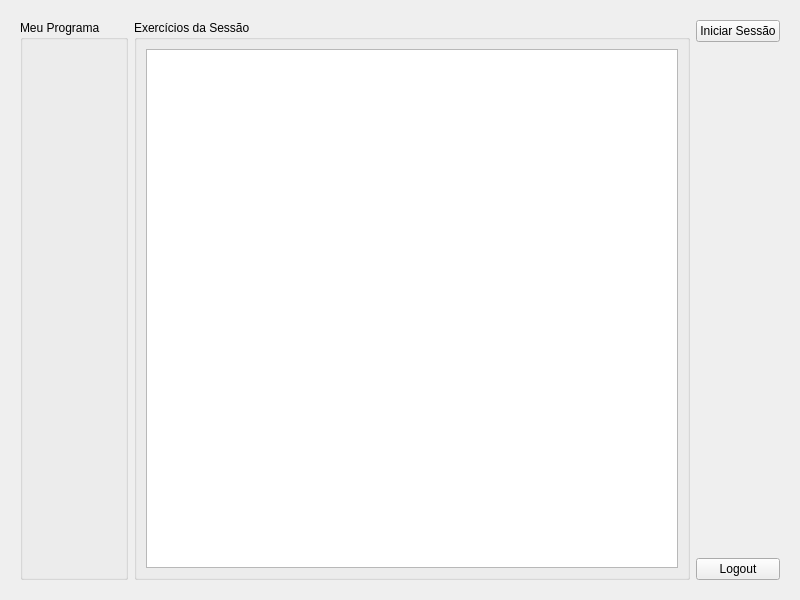
Before: the Qt Designer form ClienteWindow.ui in luizafcamerini/ModelagemSoftware, drawn with Qt 5.
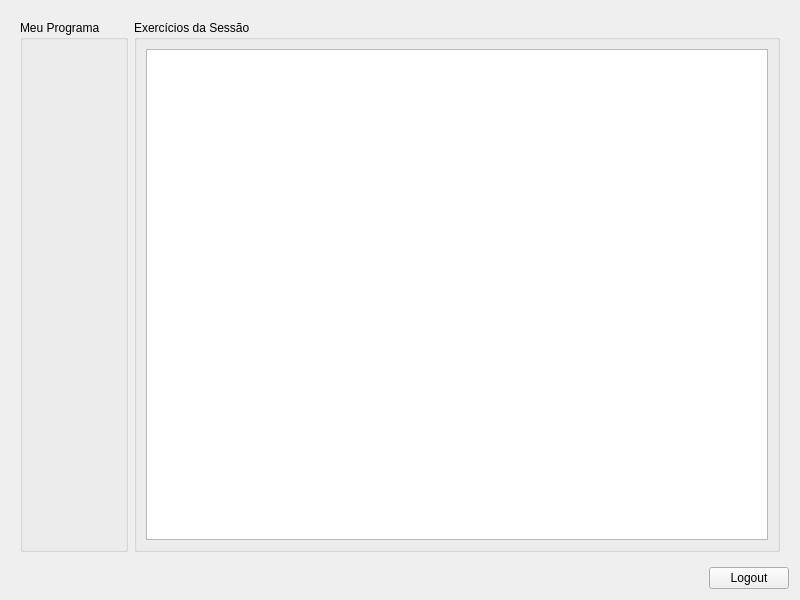
After: the same form once the commit is applied.

Patch:
```diff
--- a/ClienteWindow.ui
+++ b/ClienteWindow.ui
@@ -14,7 +14,27 @@
    <string>MainWindow</string>
   </property>
   <layout class="QGridLayout" name="gridLayout_5">
-   <item row="0" column="0">
+   <item row="1" column="0">
+    <spacer name="horizontalSpacer">
+     <property name="orientation">
+      <enum>Qt::Horizontal</enum>
+     </property>
+     <property name="sizeHint" stdset="0">
+      <size>
+       <width>40</width>
+       <height>20</height>
+      </size>
+     </property>
+    </spacer>
+   </item>
+   <item row="1" column="1">
+    <widget class="QPushButton" name="logout_button">
+     <property name="text">
+      <string>Logout</string>
+     </property>
+    </widget>
+   </item>
+   <item row="0" column="0" colspan="2">
     <widget class="QStackedWidget" name="stackedWidget">
      <property name="currentIndex">
       <number>1</number>
@@ -121,42 +141,11 @@
          </property>
          <layout class="QGridLayout" name="gridLayout_4">
           <item row="0" column="0">
-           <widget class="QListWidget" name="exercicios_sessao_list"/>
+           <widget class="QTableWidget" name="table_widget"/>
           </item>
          </layout>
         </widget>
        </item>
-       <item>
-        <layout class="QGridLayout" name="gridLayout_7">
-         <item row="0" column="0">
-          <widget class="QPushButton" name="sessao_button">
-           <property name="text">
-            <string>Iniciar Sessão</string>
-           </property>
-          </widget>
-         </item>
-         <item row="2" column="0">
-          <widget class="QPushButton" name="logout_button">
-           <property name="text">
-            <string>Logout</string>
-           </property>
-          </widget>
-         </item>
-         <item row="1" column="0">
-          <spacer name="verticalSpacer">
-           <property name="orientation">
-            <enum>Qt::Vertical</enum>
-           </property>
-           <property name="sizeHint" stdset="0">
-            <size>
-             <width>20</width>
-             <height>40</height>
-            </size>
-           </property>
-          </spacer>
-         </item>
-        </layout>
-       </item>
       </layout>
      </widget>
     </widget>
```
